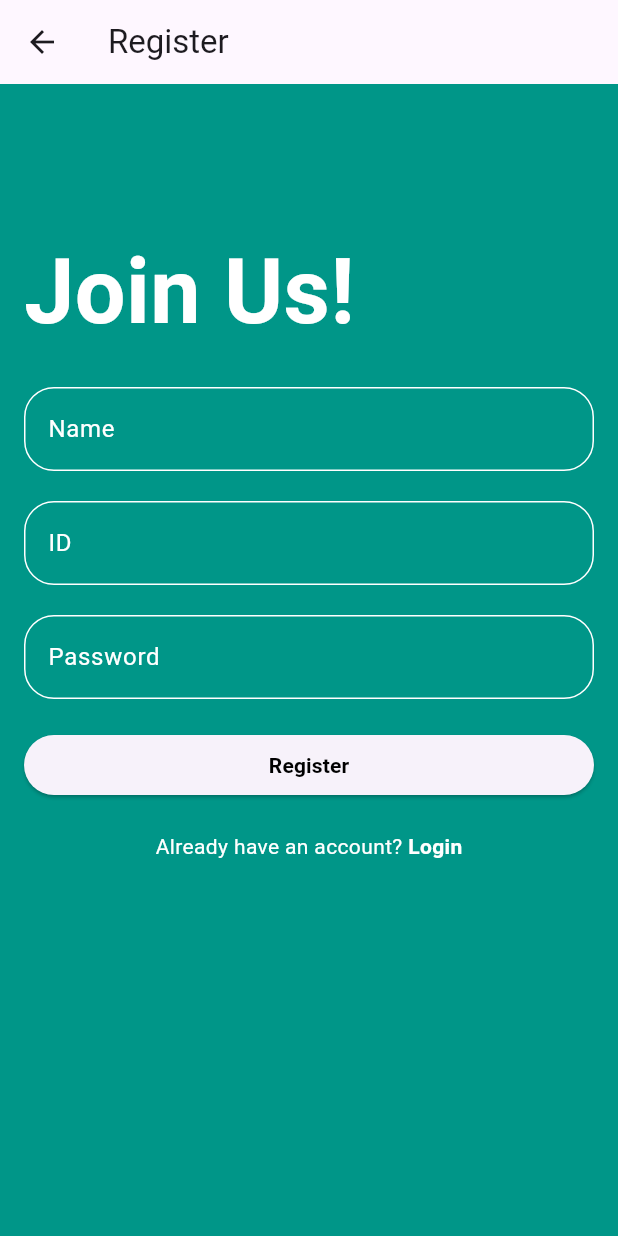
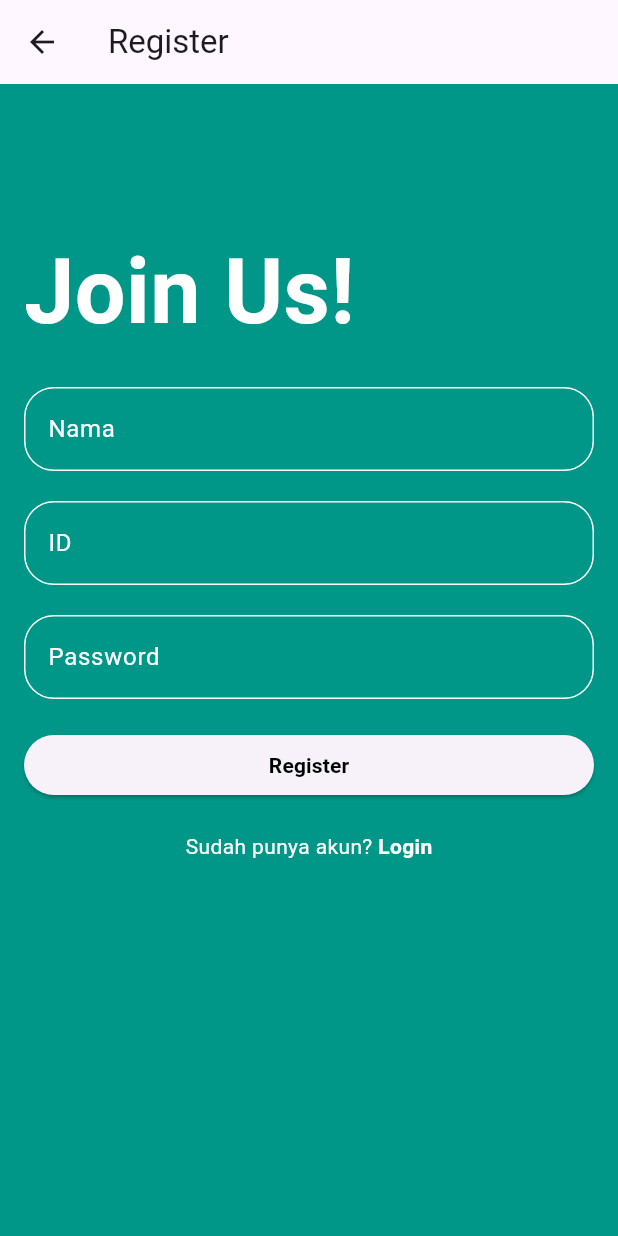
Before and after one commit to RitsRits/MobilePasien, a Flutter app: the RegisterPage screen opened directly, on a phone screen of 412 x 824 dp. Run offline on Flutter 3.47's test engine with Material 3 defaults, Android fonts, the phone set to English and light mode, and no system bars; our stand-ins replace flutter_svg.

Commit message:
fix language

```diff
--- a/lib/pages/login_page.dart
+++ b/lib/pages/login_page.dart
@@ -62,7 +62,7 @@ class LoginPage extends StatelessWidget {
                 child: Row(
                   mainAxisAlignment: MainAxisAlignment.center,
                   children: [
-                    Text("Don't have an account? "),
+                    Text("Belum punya akun? "),
                     Text(
                       'Register',
                       style: TextStyle(
--- a/lib/pages/register_page.dart
+++ b/lib/pages/register_page.dart
@@ -38,7 +38,7 @@ class RegisterPage extends StatelessWidget {
                       child: TextField(
                         style: TextStyle(color: Colors.white),
                         decoration: InputDecoration(
-                          labelText: 'Name',
+                          labelText: 'Nama',
                           labelStyle: TextStyle(color: Colors.white),
                           enabledBorder: OutlineInputBorder(
                             borderSide: BorderSide(color: Colors.white),
@@ -112,7 +112,7 @@ class RegisterPage extends StatelessWidget {
                         mainAxisAlignment: MainAxisAlignment.center,
                         children: [
                           Text(
-                            "Already have an account? ",
+                            "Sudah punya akun? ",
                             style: TextStyle(color: Colors.white),
                           ),
                           Text(
```
